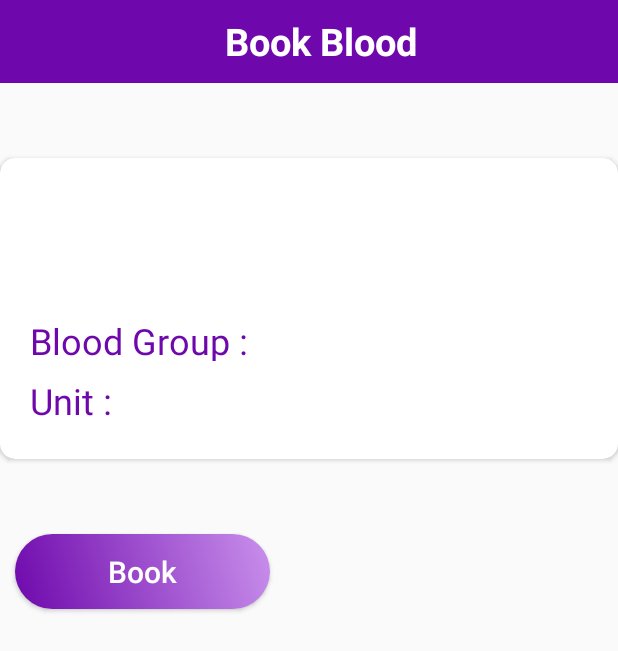
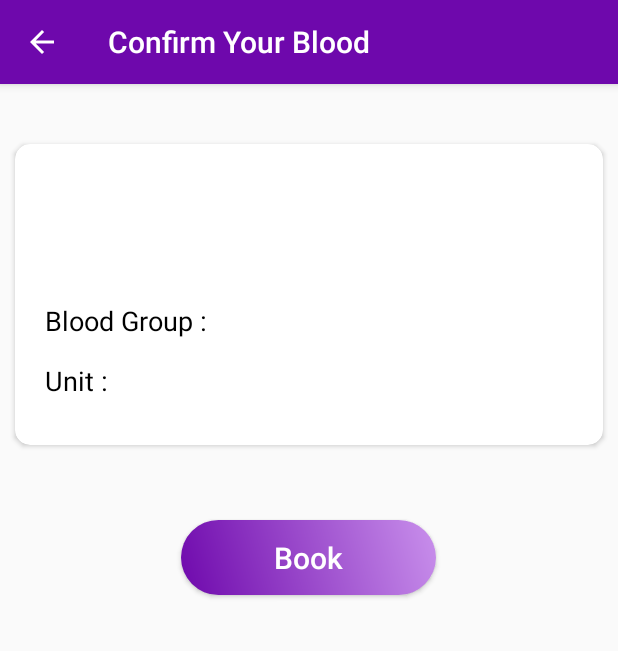
Before and after one commit to ashok1708/BlooDon, an Android app: the BookBlood screen opened directly, with no data from a screen before it, on a phone screen of 412 x 824 dp. Shown: the top 651 px of the screen. Run offline under Robolectric (Android 15) with nearby library versions, the phone set to English and light mode, and no system bars; our stand-ins replace Firebase (no records; nobody signed in at launch, a user with empty details on screens opened directly); libraries missing offline, so code that uses them is left out: io.paperdb; 4 statements that could not run were skipped.

Commit message:
Add new features

```diff
--- a/app/src/main/java/com/ashokcouhan/blooduser/BankList.java
+++ b/app/src/main/java/com/ashokcouhan/blooduser/BankList.java
@@ -49,7 +49,7 @@ public class BankList extends AppCompatActivity {
         super.onCreate(savedInstanceState);
         setContentView(R.layout.activity_bank_list);
 
-        toolbar=findViewById(R.id.toolbar);
+        toolbar=findViewById(R.id.toolbar_bankList);
        //  backBtn=findViewById(R.id.btnBack);
         swipeRefreshLayout=findViewById(R.id.swipplayout);
 
--- a/app/src/main/java/com/ashokcouhan/blooduser/BankRecycle.java
+++ b/app/src/main/java/com/ashokcouhan/blooduser/BankRecycle.java
@@ -71,6 +71,7 @@ public class BankRecycle extends RecyclerView.Adapter<BankRecycle.ViewHolder>{
         group= Common.getGroupName(bloodBanks.get(position).getGroup());
 
         holder.tvGroup.setText(group);
+
         holder.tvLocation.setText(bloodBanks.get(position).getLocation());
 
 
--- a/app/src/main/java/com/ashokcouhan/blooduser/BookBlood.java
+++ b/app/src/main/java/com/ashokcouhan/blooduser/BookBlood.java
@@ -4,6 +4,7 @@ import androidx.annotation.NonNull;
 import androidx.annotation.Nullable;
 import androidx.appcompat.app.AlertDialog;
 import androidx.appcompat.app.AppCompatActivity;
+import androidx.appcompat.widget.Toolbar;
 
 import android.content.Context;
 import android.content.DialogInterface;
@@ -38,14 +39,13 @@ public class BookBlood extends AppCompatActivity  {
     TextView tvName,tvLocation,tvUnit,tvGroup,tvMsg;
     Button btnSubmit,btnDone;
     ImageView ivCheck;
-
-    String group,id,requireBlood,unit,Name;
+    String group,id,requireBlood,unit,Name,type;
     long currentSystemTime;
-
     FirebaseDatabase databaseReq,databaseOrder;
     DatabaseReference requests,userOrder;
-   Myorder myOrder;
+    Myorder myOrder;
     Requests request;
+    Toolbar toolbar;
 
     @Override
     protected void onCreate(Bundle savedInstanceState) {
@@ -54,12 +54,12 @@ public class BookBlood extends AppCompatActivity  {
 
         FirebaseApp.initializeApp(this);
          Name=getIntent().getStringExtra("name");
-        group=getIntent().getStringExtra("group");
+        type=getIntent().getStringExtra("group");
         unit=getIntent().getStringExtra("unit");
         String location=getIntent().getStringExtra("location");
         id=getIntent().getStringExtra("id");
         requireBlood=getIntent().getStringExtra("requireBlood");
-
+        group=Common.getGroupType(type);
 
         databaseReq = FirebaseDatabase.getInstance();
         databaseOrder = FirebaseDatabase.getInstance();
@@ -81,40 +81,21 @@ public class BookBlood extends AppCompatActivity  {
         tvUnit=findViewById(R.id.groupUnit);
         tvGroup=findViewById(R.id.chooseGroup);
         btnSubmit=findViewById(R.id.btnConfirm);
-
         btnDone=findViewById(R.id.btnDone);
         tvMsg=findViewById(R.id.tvMsg);
         ivCheck=findViewById(R.id.ivCheck);
-
-
-
+        toolbar=findViewById(R.id.toolbar_bookBlood);
+        toolbar.setNavigationIcon(R.drawable.ic_arrow_back_black_24dp);
+        toolbar.setNavigationOnClickListener(new View.OnClickListener() {
+            @Override
+            public void onClick(View v) {
+                finish();
+            }
+        });
 
         tvName.setText(Name);
         tvUnit.setText(requireBlood);
         tvLocation.setText(location);
-
-        String type="";
-
-        if(group.equals("Aposi")){
-            type="A+";
-        }
-
-        if(group.equals("ABposi")){
-            type="AB+";
-        }
-        if(group.equals("Aneg")){
-            type="A-";
-        }if(group.equals("Bposi")){
-            type="B+";
-        }if(group.equals("Bneg")){
-            type="B-";
-        }if(group.equals("Oposi")){
-            type="O+";
-        }
-        if(group.equals("Oneg")){
-            type="O-";
-        }
-
         tvGroup.setText(type);
 
         btnSubmit.setOnClickListener(new View.OnClickListener() {
@@ -130,11 +111,11 @@ public class BookBlood extends AppCompatActivity  {
     }
     private void showAlertDialog() {
         final AlertDialog.Builder builder= new AlertDialog.Builder(BookBlood.this);
-        builder.setTitle("Confirm Booking... ");
+        builder.setTitle("Confirm Booking");
+        builder.setIcon(R.drawable.ic_confirm);
          builder.setPositiveButton("Confirm", new DialogInterface.OnClickListener() {
              @Override
              public void onClick(DialogInterface dialog, int which) {
-
                  try {
 
                      Log.d("Error", "get error");
@@ -145,24 +126,13 @@ public class BookBlood extends AppCompatActivity  {
                  finally {
                      userOrder.child(String.valueOf(currentSystemTime)).setValue(myOrder);
                  }
-
-
-
-
                  Toast.makeText(BookBlood.this, "Request is send to bank", Toast.LENGTH_SHORT).show();
-
-
                  requests.child(String.valueOf(currentSystemTime)).setValue(request);
                  // Log.d("error","this sis time to check");
-
                  btnSubmit.setVisibility(View.INVISIBLE);
-
                  ivCheck.setVisibility(View.VISIBLE);
                  tvMsg.setVisibility(View.VISIBLE);
                  btnDone.setVisibility(View.VISIBLE);
-
-
-
              }
          });
 
--- a/app/src/main/java/com/ashokcouhan/blooduser/OrderStatus.java
+++ b/app/src/main/java/com/ashokcouhan/blooduser/OrderStatus.java
@@ -72,7 +72,7 @@ public class OrderStatus extends AppCompatActivity {
                 orderViewHolder.txtOrderId.setText(adapter.getRef(i).getKey());
                 orderViewHolder.txtUnit.setText(myorder.getUnits());
                 orderViewHolder.txtOrderStatus.setText(Common.convertCodeToStatus(myorder.getStatus()));
-                orderViewHolder.txtGroup.setText(myorder.getGroupName());
+                orderViewHolder.txtGroup.setText(Common.getGroupName(myorder.getGroup()));
             }
 
              @Override
--- /dev/null
+++ b/app/src/main/res/drawable/ic_confirm.xml
@@ -0,0 +1,12 @@
+<vector xmlns:android="http://schemas.android.com/apk/res/android"
+    android:width="384dp"
+    android:height="384dp"
+    android:viewportWidth="384"
+    android:viewportHeight="384">
+  <path
+      android:fillColor="@color/primaryTextColor"
+      android:pathData="M275.312,140.688c-6.24,-6.248 -16.384,-6.248 -22.624,0L184,209.368l-28.688,-28.68c-6.24,-6.248 -16.384,-6.248 -22.624,0c-6.248,6.248 -6.248,16.376 0,22.624l40,40C175.808,246.44 179.904,248 184,248s8.192,-1.56 11.312,-4.688l80,-80C281.56,157.064 281.56,146.936 275.312,140.688z"/>
+  <path
+      android:fillColor="@color/primaryTextColor"
+      android:pathData="M368,176c-8.832,0 -16,7.168 -16,16c0,88.224 -71.776,160 -160,160S32,280.224 32,192S103.776,32 192,32c42.952,0 83.272,16.784 113.544,47.264c6.216,6.28 16.352,6.312 22.624,0.08c6.272,-6.224 6.304,-16.352 0.08,-22.624C291.928,20.144 243.536,0 192,0C86.128,0 0,86.128 0,192s86.128,192 192,192s192,-86.128 192,-192C384,183.168 376.832,176 368,176z"/>
+</vector>
--- a/app/src/main/res/layout/activity_book_blood.xml
+++ b/app/src/main/res/layout/activity_book_blood.xml
@@ -8,27 +8,28 @@
     android:orientation="vertical"
     tools:context=".MainActivity">
 
-    <androidx.appcompat.widget.Toolbar
-        android:id="@+id/toolbar"
+    <com.google.android.material.appbar.AppBarLayout
+        android:id="@+id/appBarLayout"
+        android:background="@color/primaryTextColor"
         android:layout_width="match_parent"
-        android:layout_height="55dp"
+        android:layout_height="wrap_content">
 
+        <androidx.appcompat.widget.Toolbar
+            android:id="@+id/toolbar_bookBlood"
+            android:layout_width="wrap_content"
+            android:layout_height="?attr/actionBarSize"
+            android:background="?attr/colorAccent"
+            app:title="Confirm Your Blood"
 
-        app:titleTextColor="@color/colorWhite"
-        android:background="@color/primaryTextColor">
-        <TextView
-            android:id="@+id/toolbarName"
-            style="@style/headerTextPrimary"
-            android:text="Book Blood"
-            android:textSize="25dp"
-            android:textColor="@color/colorWhite"
+            app:titleTextColor="@color/whiteCardColor"
+
             />
-    </androidx.appcompat.widget.Toolbar>
+    </com.google.android.material.appbar.AppBarLayout>
 
     <RelativeLayout
         android:id="@+id/layout_1"
         android:layout_marginTop="30dp"
-        android:layout_below="@id/toolbar"
+        android:layout_below="@id/appBarLayout"
         android:layout_width="match_parent"
         android:layout_height="wrap_content"
         >
@@ -91,9 +92,8 @@
             android:textSize="20dp"
             android:textAllCaps="false"
             android:textStyle="normal"
-            android:layout_marginLeft="10dp"
-            android:layout_gravity="center_horizontal"
-            android:layout_marginTop="30dp"/>
+            android:layout_centerHorizontal="true"
+            android:layout_marginTop="40dp"/>
 
 
 
--- a/app/src/main/res/layout/bank_recycle.xml
+++ b/app/src/main/res/layout/bank_recycle.xml
@@ -24,7 +24,7 @@
             android:id="@+id/tvName"
             android:layout_weight="1"
             android:textSize="20sp"
-            android:textColor="@color/blackTextColor"
+            android:textColor="@color/colorForGreyText"
             android:padding="10dp"
             android:textStyle="bold"
             android:layout_gravity="center"
@@ -40,7 +40,7 @@
                 android:layout_height="30dp"
                 android:paddingLeft="10dp"
                 android:textSize="20dp"
-                android:textColor="@color/blackTextColor"
+                android:textColor="@color/colorForGreyText"
                 android:text="Group : "/>
 
             <TextView
@@ -60,7 +60,7 @@
                 android:paddingLeft="10dp"
                 android:layout_marginLeft="10dp"
                 android:textSize="20dp"
-                android:textColor="@color/blackTextColor"
+                android:textColor="@color/colorForGreyText"
                 android:text="City : "/>
 
             <TextView
--- a/app/src/main/res/layout/layout_book.xml
+++ b/app/src/main/res/layout/layout_book.xml
@@ -6,8 +6,7 @@
     app:cardCornerRadius="@dimen/loginCardRadius"
     android:elevation="5dp"
     android:layout_gravity="center"
-    android:layout_marginTop="@dimen/loginViewsMargin"
-    android:layout_marginBottom="@dimen/loginViewsMargin"
+    android:layout_margin="10dp"
     android:background="@color/whiteCardColor">
 
 
@@ -29,9 +28,8 @@
                 android:layout_width="wrap_content"
                 android:layout_height="35dp"
                 android:text="Paras Blood bank"
-                android:textColor="@color/primaryTextColor"
-                android:textStyle="bold|italic"
-                android:textSize="28dp"
+                android:textColor="@color/blackTextColor"
+                android:textSize="24sp"
                 />
 
 
@@ -42,8 +40,8 @@
                 android:layout_height="30dp"
                 android:id="@+id/bankLocation"
                 android:text="Jodhpur"
-                android:textColor="@color/primaryTextColor"
-                android:textSize="24dp"/>
+                android:textColor="@color/blackTextColor"
+                android:textSize="18sp"/>
 
             <TextView
                 android:layout_marginTop="10dp"
@@ -51,44 +49,40 @@
                 android:layout_width="wrap_content"
                 android:layout_height="30dp"
                 android:id="@+id/userGroupp"
-
                 android:text="Blood Group : "
-                android:textColor="@color/primaryTextColor"
-                android:textSize="24dp"/>
+                android:textColor="@color/blackTextColor"
+                android:textSize="18sp"/>
             <TextView
                 android:layout_marginTop="10dp"
                 android:layout_below="@+id/bankLocation"
                 android:layout_width="wrap_content"
                 android:layout_height="30dp"
                 android:id="@+id/chooseGroup"
-
-                android:layout_marginLeft="170dp"
+                android:layout_marginLeft="120dp"
                 android:text="A+"
-                android:textColor="@color/primaryTextColor"
-                android:textSize="24dp"/>
+                android:textColor="@color/blackTextColor"
+                android:textSize="18sp"/>
 
             <TextView
                 android:layout_marginTop="10dp"
                 android:layout_below="@+id/chooseGroup"
                 android:layout_width="wrap_content"
                 android:layout_height="35dp"
-
                 android:id="@+id/userAgee"
                 android:text="Unit : "
-                android:textColor="@color/primaryTextColor"
-                android:textSize="24dp"/>
+                android:textColor="@color/blackTextColor"
+                android:textSize="18sp"/>
 
             <TextView
                 android:layout_marginTop="10dp"
                 android:layout_below="@+id/chooseGroup"
                 android:layout_width="wrap_content"
-
                 android:layout_height="30dp"
-                android:layout_marginLeft="80dp"
+                android:layout_marginLeft="120dp"
                 android:id="@+id/groupUnit"
                 android:text="25"
-                android:textColor="@color/primaryTextColor"
-                android:textSize="24dp"/>
+                android:textColor="@color/blackTextColor"
+                android:textSize="18sp"/>
         </RelativeLayout>
 
 
--- a/app/src/main/res/values/colors.xml
+++ b/app/src/main/res/values/colors.xml
@@ -14,7 +14,7 @@
     <color name="colorSecondaryDark">#001970</color>
     <color name="colorWhite">#FFFFFF</color>
     <color name="colorForBack">#F3F2EF</color>
-
+    <color name="colorForGreyText">#464646</color>
 
     <!--colors for modern ui-->
     <color name="whiteTextColor">#fff</color>
```
Also changed, not shown: app/src/main/java/com/ashokcouhan/blooduser/Model/Myorder.java (+0 -24 lines), app/src/main/java/com/ashokcouhan/blooduser/fragments/DonateFragment.java (+26 -16 lines), app/src/main/res/layout/activity_bank_list.xml (+13 -15 lines).
